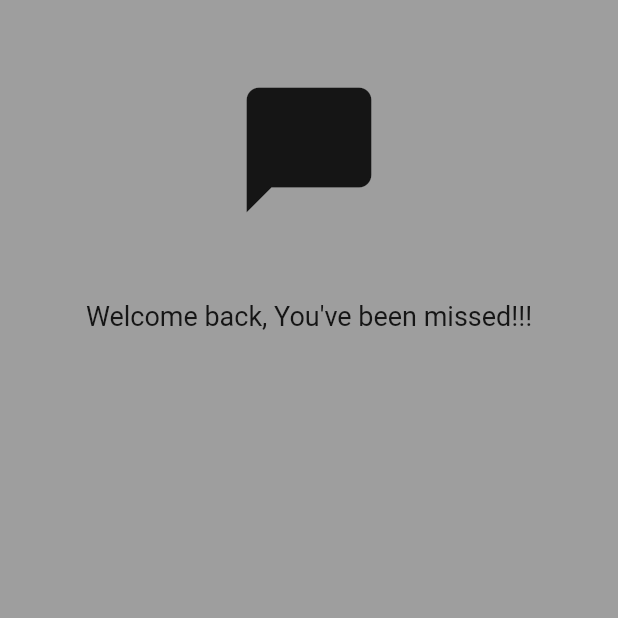
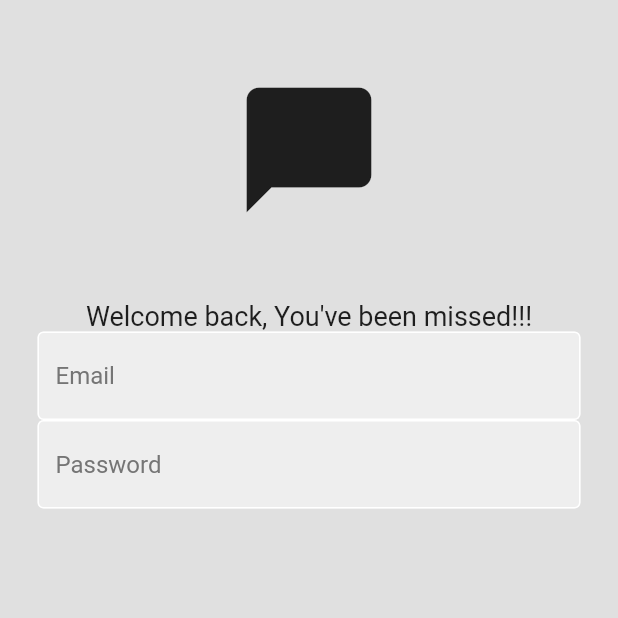
Before and after one commit to Raffysul/flutter_chat_app, a Flutter app: the screen it shows after launch, on a phone screen of 412 x 824 dp, the top half of it. Run offline on Flutter 3.47's test engine with Material 2 defaults, Android fonts, the phone set to English and light mode, and no system bars.

Commit message:
Designing Email and password textfield

```diff
--- a/lib/components/text-field.dart
+++ b/lib/components/text-field.dart
@@ -17,10 +17,17 @@ class MyTextField extends StatelessWidget {
     return TextField(
       obscureText: obscureText,
       controller: controller,
-      decoration: const InputDecoration(
-        enabledBorder: OutlineInputBorder(
-          borderSide: BorderSide(color: Colors.white)
+      decoration: InputDecoration(
+        enabledBorder: const OutlineInputBorder(
+          borderSide: BorderSide(color: Colors.white),
         ),
+        focusedBorder: const OutlineInputBorder(
+          borderSide: BorderSide(color: Colors.white),
+        ),
+        fillColor: Colors.grey.shade200,
+        hintText: hintText,
+        filled: true,
+        hintStyle: TextStyle(color: Colors.grey.shade600),
       ),
     );
   }
--- a/lib/pages/login_page.dart
+++ b/lib/pages/login_page.dart
@@ -1,4 +1,5 @@
 import 'package:flutter/material.dart';
+import 'package:flutter_chat_app/components/text-field.dart';
 
 class LoginPage extends StatefulWidget {
   const LoginPage({Key? key}) : super(key: key);
@@ -8,36 +9,49 @@ class LoginPage extends StatefulWidget {
 }
 
 class _LoginPageState extends State<LoginPage> {
+  final emailTextController = TextEditingController();
+  final passwordTextController = TextEditingController();
   @override
   Widget build(BuildContext context) {
     return Scaffold(
-      backgroundColor: Colors.grey,
+      backgroundColor: Colors.grey.shade300,
       body: SafeArea(
         child: Center(
+          child: Padding(
+            padding: const EdgeInsets.symmetric(horizontal: 25),
             child: Column(
               //mainAxisAlignment: MainAxisAlignment.center,
-            children: const [
-              SizedBox(
+              children: [
+                const SizedBox(
                   height: 50,
                 ),
                 // logo
-              Icon(
+                const Icon(
                   Icons.chat_bubble,
                   size: 100,
                 ),
-              SizedBox(
+                const SizedBox(
                   height: 50,
                 ),
                 // welcome text
-              Text(
+                const Text(
                   "Welcome back, You've been missed!!!",
                   style: TextStyle(
                     fontSize: 18,
                   ),
                 ),
                 //email textfield
-
+                MyTextField(
+                    controller: emailTextController,
+                    hintText: 'Email',
+                    obscureText: false),
+                // password textfield
+                MyTextField(
+                    controller: passwordTextController,
+                    hintText: 'Password',
+                    obscureText: true),
               ],
+            ),
           ),
         ),
       ),
```
Lines whose indentation alone changed are shown as unchanged.
